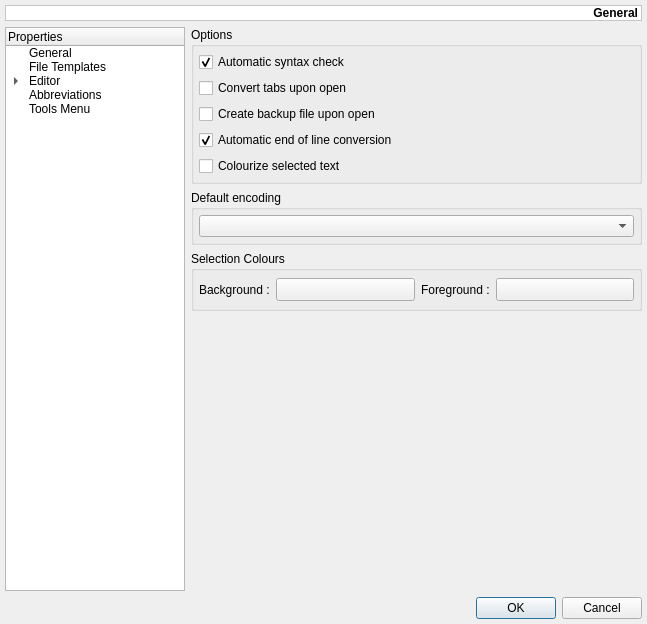
Before: the Qt Designer form v2/branches/dev/monkey/src/maininterface/ui/UISettings.ui in testmana2/mks, drawn with Qt 5.
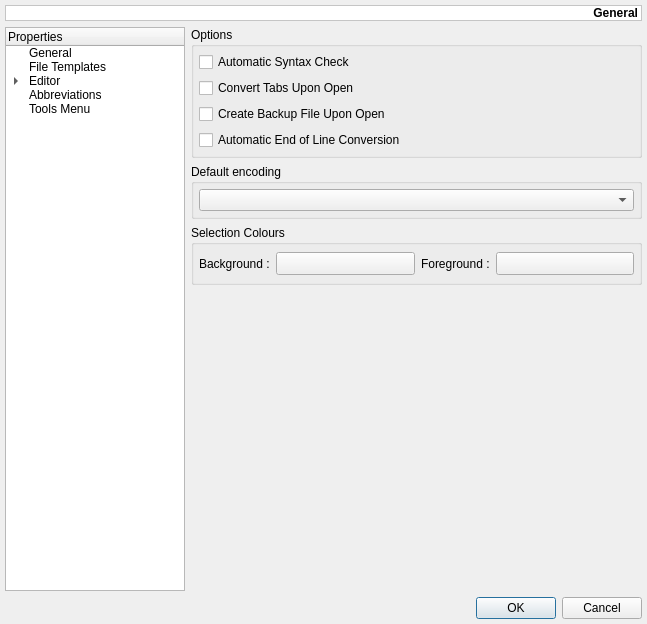
After: the same form once the commit is applied. The open tabs and pages were chosen to show the change.

Commit message: UISettings scintilla configuratin enhancements

Patch:
```diff
--- a/v2/branches/dev/monkey/src/maininterface/ui/UISettings.ui
+++ b/v2/branches/dev/monkey/src/maininterface/ui/UISettings.ui
@@ -6,7 +6,7 @@
     <x>0</x>
     <y>0</y>
     <width>569</width>
-    <height>500</height>
+    <height>593</height>
    </rect>
   </property>
   <property name="windowTitle" >
@@ -325,41 +325,28 @@
           <item>
            <widget class="QCheckBox" name="cbAutoSyntaxCheck" >
             <property name="text" >
-             <string>Automatic syntax check</string>
-            </property>
-            <property name="checked" >
-             <bool>true</bool>
+             <string>Automatic Syntax Check</string>
             </property>
            </widget>
           </item>
           <item>
            <widget class="QCheckBox" name="cbConvertTabsUponOpen" >
             <property name="text" >
-             <string>Convert tabs upon open</string>
+             <string>Convert Tabs Upon Open</string>
             </property>
            </widget>
           </item>
           <item>
            <widget class="QCheckBox" name="cbCreateBackupUponOpen" >
             <property name="text" >
-             <string>Create backup file upon open</string>
+             <string>Create Backup File Upon Open</string>
             </property>
            </widget>
           </item>
           <item>
            <widget class="QCheckBox" name="cbAutoEolConversion" >
             <property name="text" >
-             <string>Automatic end of line conversion</string>
-            </property>
-            <property name="checked" >
-             <bool>true</bool>
-            </property>
-           </widget>
-          </item>
-          <item>
-           <widget class="QCheckBox" name="cbStyleColourizeSelectedText" >
-            <property name="text" >
-             <string>Colourize selected text</string>
+             <string>Automatic End of Line Conversion</string>
             </property>
            </widget>
           </item>
```
Left out of the diff: 153 changed lines with no effect on the pictures. The commit also changes 4 other files.
